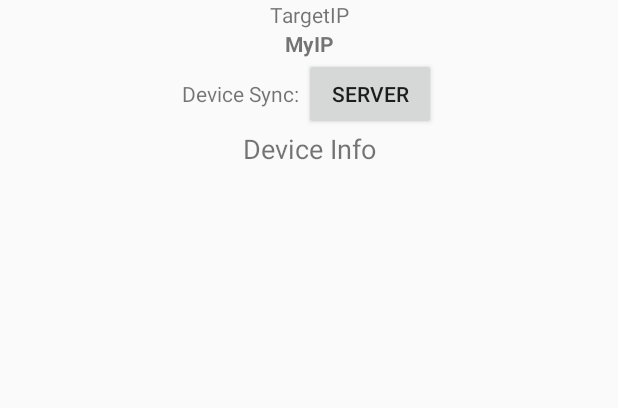
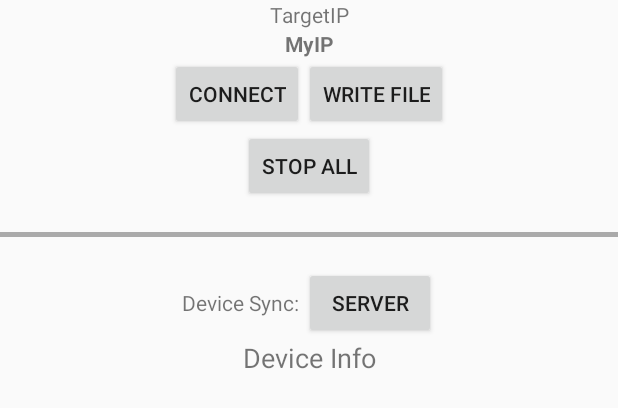
Before and after one commit to kaist-uvr-lab/android-imu-2-x, an Android app: the layout activity_main.xml on its own in the app's theme, with its tools: preview values and no code run, on a phone screen of 412 x 824 dp. Shown: the top 408 px of the screen. Run offline under Robolectric (Android 15) with nearby library versions, the phone set to English and light mode, and no system bars.

Commit message:
make phone layout similar to wear layout
change packet's time reference to sending time from gyroscope's time

```diff
--- a/AndroidIMU/phone/src/main/res/layout/activity_main.xml
+++ b/AndroidIMU/phone/src/main/res/layout/activity_main.xml
@@ -8,12 +8,12 @@
     tools:context="kr.ac.kaist.arrc.imustreamphone.MainActivity">
 
     <TextView
-        android:id="@+id/tv1"
+        android:id="@+id/tv_target"
         android:layout_width="wrap_content"
         android:layout_height="wrap_content"
         android:text="TargetIP"
 
-        app:layout_constraintBottom_toTopOf="@+id/tv2"
+        app:layout_constraintBottom_toTopOf="@+id/tv_deviceinfo"
         app:layout_constraintHorizontal_bias="0.5"
         app:layout_constraintHorizontal_chainStyle="packed"
         app:layout_constraintLeft_toLeftOf="parent"
@@ -22,20 +22,67 @@
         app:layout_constraintVertical_chainStyle="spread_inside" />
 
     <TextView
-        android:id="@+id/tv2"
+        android:id="@+id/tv_deviceinfo"
         android:layout_width="wrap_content"
         android:layout_height="wrap_content"
         android:gravity="center"
         android:text="MyIP"
         android:textStyle="bold"
 
-        app:layout_constraintTop_toBottomOf="@+id/tv1"
-        app:layout_constraintBottom_toTopOf="@+id/sync_layout"
+        app:layout_constraintTop_toBottomOf="@+id/tv_target"
+        app:layout_constraintBottom_toTopOf="@+id/starting_btn_layout"
         app:layout_constraintHorizontal_bias="0.5"
         app:layout_constraintLeft_toLeftOf="parent"
 
         app:layout_constraintRight_toRightOf="parent"
-         />
+        />
+
+    <LinearLayout
+        android:layout_width="match_parent"
+        android:layout_height="wrap_content"
+        android:orientation="horizontal"
+        android:id="@+id/starting_btn_layout"
+        android:gravity="center"
+
+        app:layout_constraintLeft_toLeftOf="parent"
+        app:layout_constraintRight_toRightOf="parent"
+        app:layout_constraintTop_toBottomOf="@id/tv_deviceinfo"
+        app:layout_constraintBottom_toTopOf="@+id/btn_stopall">
+        <Button
+            android:id="@+id/btn_startstop"
+            android:layout_width="wrap_content"
+            android:layout_height="wrap_content"
+            android:text="@string/network_start" />
+        <Button
+            android:id="@+id/btn_write"
+            android:layout_width="wrap_content"
+            android:layout_height="wrap_content"
+            android:text="@string/write_start" />
+
+    </LinearLayout>
+
+    <Button
+        android:id="@+id/btn_stopall"
+        android:layout_width="wrap_content"
+        android:layout_height="wrap_content"
+        android:text="@string/stop_all"
+
+        app:layout_constraintLeft_toLeftOf="parent"
+        app:layout_constraintRight_toRightOf="parent"
+        app:layout_constraintTop_toBottomOf="@id/starting_btn_layout"
+        app:layout_constraintBottom_toTopOf="@+id/sync_layout"/>
+
+    <View
+        android:layout_width="match_parent"
+        android:layout_height="3dp"
+        android:layout_marginTop="20dp"
+        android:layout_marginBottom="20dp"
+
+
+        android:background="@android:color/darker_gray"
+        app:layout_constraintBottom_toTopOf="@+id/sync_layout"
+        app:layout_constraintTop_toBottomOf="@id/btn_stopall" />
+
 
 
     <LinearLayout
@@ -43,13 +90,15 @@
         android:layout_height="wrap_content"
         android:id="@+id/sync_layout"
 
+        android:layout_marginTop="20dp"
+
 
         app:layout_constraintHorizontal_bias="0.5"
         app:layout_constraintHorizontal_chainStyle="spread"
         app:layout_constraintStart_toStartOf="parent"
         app:layout_constraintEnd_toEndOf="parent"
 
-        app:layout_constraintTop_toBottomOf="@+id/tv2"
+        app:layout_constraintTop_toBottomOf="@+id/btn_stopall"
         app:layout_constraintBottom_toTopOf="@+id/device_info_txt"
         >
 
--- a/AndroidIMU/phone/src/main/res/values/strings.xml
+++ b/AndroidIMU/phone/src/main/res/values/strings.xml
@@ -4,6 +4,12 @@
 
     <string name="notification_title">IMUstreamService</string>
     <string name="notification_message">Start sending foreground service</string>
+
+    <string name="network_start">Connect</string>
+    <string name="network_on">Sending&#8230;</string>
+    <string name="write_start">Write File</string>
+    <string name="write_on">Writing&#8230;</string>
+    <string name="stop_all">Stop ALL</string>
 
     <string name="opt_wild">Start Wild collection</string>
     <string name="opt_connect">Send Stream(UDP)</string>
--- a/AndroidIMU/shared_lib/src/main/java/kr/ac/kaist/arrc/imustreamlib/SendWriteService.java
+++ b/AndroidIMU/shared_lib/src/main/java/kr/ac/kaist/arrc/imustreamlib/SendWriteService.java
@@ -398,7 +398,9 @@ public class SendWriteService extends Service implements SensorEventListener {
                 msgBuffer.putFloat(32, ROT_Z);
                 msgBuffer.putFloat(36, ROT_W);
 
-                msgBuffer.putLong(40, TIME);
+                // set Time to use sending time as reference
+                // TODO: need to include reference time of three sensors
+                msgBuffer.putLong(40, lastSensorTime);
                 msgBuffer.putInt(48, this_device_id);
                 try {
                     if (bufferQueue.remainingCapacity() < 1) {
```
Also changed, not shown: AndroidIMU/phone/src/main/java/kr/ac/kaist/arrc/imustreamphone/MainActivity.java (+156 -67 lines).
